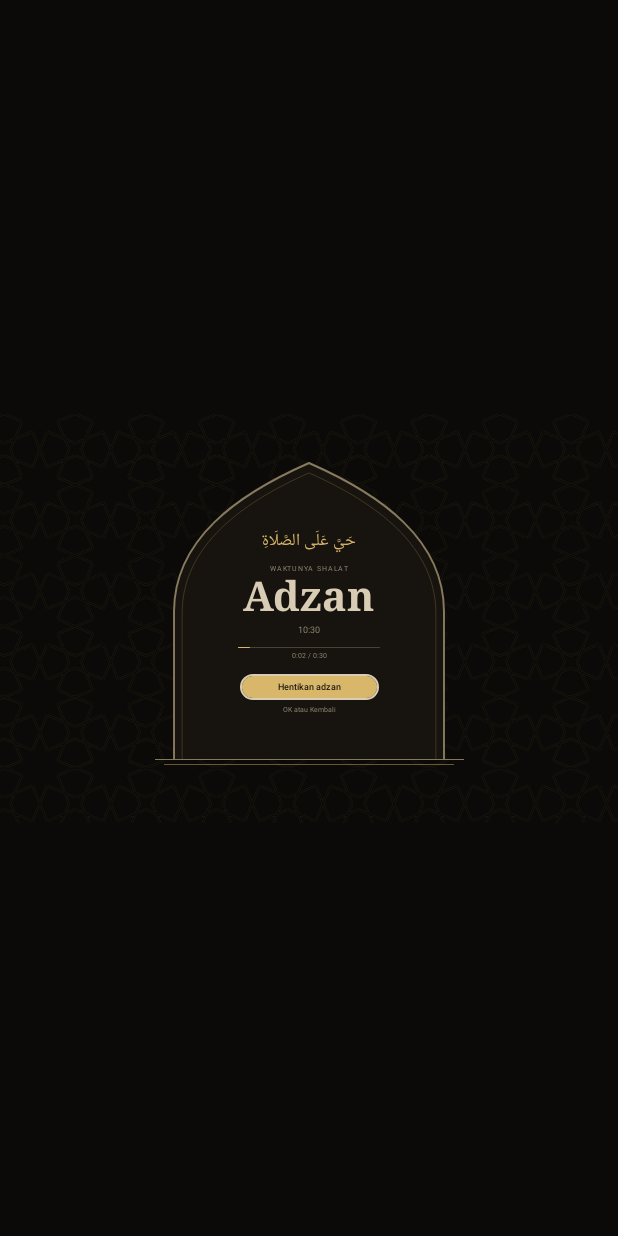
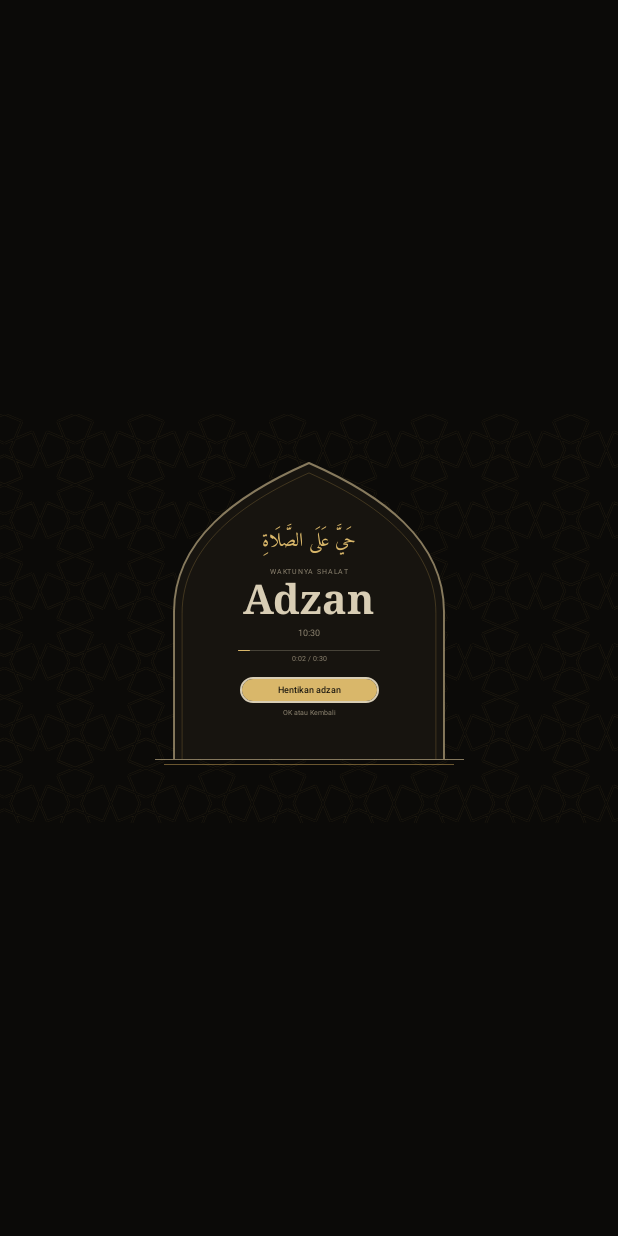
Before and after one commit to stoufam71/adhantv, an Android app built with Jetpack Compose: the AdhanActivity screen opened directly, with no data from a screen before it, on a phone screen of 412 x 824 dp. Run offline under Robolectric (Android 15) with nearby library versions, the phone set to English and light mode, and no system bars; network calls fail.

Commit message:
feat: Makkah adhan via fetch script, Amiri for Arabic text
- tools/fetch-adhan.sh downloads Afnon's "Athan Makkah" voice from
  abodehq/Athan-MP3 into res/raw/adhan_makkah.mp3; that repo has no
  licence, so the file is git-ignored, as in Afnon
- AdhanPlayer plays it when bundled, else the committed CC0 adhan
- Amiri (OFL, licence in licenses/) for the screensaver verse, the call
  and the Arabic prayer names, slightly larger with room for vowel marks
- README: credits and build steps

Verified on the TV: the adhan plays the 3:22 Makkah file; screenshots of
the call screen and screensaver with Amiri.

Co-Authored-By: Claude Opus 5.5 <noreply@anthropic.com>
Claude-Session: https://claude.ai/code/session_017unWgPhhUdeJojTeRQBa1S

```diff
--- a/app/src/main/java/id/adzantv/adhan/AdhanPlayer.kt
+++ b/app/src/main/java/id/adzantv/adhan/AdhanPlayer.kt
@@ -1,5 +1,6 @@
 package id.adzantv.adhan
 
+import android.annotation.SuppressLint
 import android.content.Context
 import android.media.AudioAttributes
 import android.media.AudioFocusRequest
@@ -25,7 +26,7 @@ class AdhanPlayer(private val ctx: Context, private val onDone: () -> Unit) {
     focus = AudioFocusRequest.Builder(AudioManager.AUDIOFOCUS_GAIN_TRANSIENT).setAudioAttributes(attrs).build()
     audio.requestAudioFocus(focus!!)
     player = try {
-      MediaPlayer.create(ctx, R.raw.adhan, attrs, audio.generateAudioSessionId())
+      MediaPlayer.create(ctx, voice(), attrs, audio.generateAudioSessionId())
     } catch (e: Exception) {
       Log.e("AdzanTV", "adhan audio failed", e)
       null
@@ -40,6 +41,14 @@ class AdhanPlayer(private val ctx: Context, private val onDone: () -> Unit) {
     p.start()
   }
 
+  /**
+   * The Makkah adhan when tools/fetch-adhan.sh has put it in res/raw (it is unlicensed, so never committed),
+   * else the bundled CC0 one. Looked up by name because the resource may not exist at build time.
+   */
+  @SuppressLint("DiscouragedApi")
+  private fun voice(): Int =
+    ctx.resources.getIdentifier("adhan_makkah", "raw", ctx.packageName).takeIf { it != 0 } ?: R.raw.adhan
+
   /** Milliseconds played and total, for the card's progress line; null without sound. Main thread. */
   fun progress(): Pair<Int, Int>? = player?.let { p -> runCatching { p.currentPosition to p.duration }.getOrNull() }
 
--- a/app/src/main/java/id/adzantv/dream/Screensaver.kt
+++ b/app/src/main/java/id/adzantv/dream/Screensaver.kt
@@ -36,6 +36,7 @@ import androidx.compose.ui.unit.sp
 import id.adzantv.time.Prayer
 import id.adzantv.time.PrayerClock
 import id.adzantv.time.PrayerTimes
+import id.adzantv.ui.Arabic
 import id.adzantv.ui.ArchInner
 import id.adzantv.ui.Display
 import id.adzantv.ui.Gold
@@ -97,7 +98,7 @@ fun Screensaver(data: ScreensaverData?) {
     // content centred in the arch body, nudged below the narrow crown
     Box(Modifier.offset(96.dp, 90.dp).size(680.dp, 870.dp).padding(top = 70.dp), contentAlignment = Alignment.Center) {
     Column(Modifier.width(560.dp), horizontalAlignment = Alignment.CenterHorizontally) {
-      Text(VERSE, color = Gold, fontSize = 34.sp, lineHeight = 1.5.em, fontFamily = Display, textAlign = TextAlign.Center)
+      Text(VERSE, color = Gold, fontSize = 38.sp, lineHeight = 1.7.em, fontFamily = Arabic, textAlign = TextAlign.Center)
       Text("QS An-Nisa: 103", color = Mist, fontSize = 20.sp, modifier = Modifier.padding(top = 8.dp))
       Box(Modifier.padding(vertical = 28.dp).width(120.dp).height(2.dp).background(GoldLine))
       when {
--- a/app/src/main/java/id/adzantv/ui/AdhanCard.kt
+++ b/app/src/main/java/id/adzantv/ui/AdhanCard.kt
@@ -87,10 +87,10 @@ fun AdhanCard(prayerLabel: String, at: LocalTime, city: String?, progress: () ->
       Box(Modifier.offset(510.dp, 994.dp).size(900.dp, 2.dp).background(ArchInner))
       Box(Modifier.offset(540.dp, 60.dp).size(840.dp, 920.dp).padding(top = 60.dp), contentAlignment = Alignment.Center) {
       Column(horizontalAlignment = Alignment.CenterHorizontally) {
-        Text("حَيَّ عَلَى الصَّلَاةِ", color = Gold, fontSize = 54.sp, lineHeight = 1.4.em, fontFamily = Display)
+        Text("حَيَّ عَلَى الصَّلَاةِ", color = Gold, fontSize = 60.sp, lineHeight = 1.6.em, fontFamily = Arabic)
         Text("WAKTUNYA SHALAT", color = Mist, fontSize = 22.sp, letterSpacing = 0.12.em, modifier = Modifier.padding(top = 24.dp))
         Text(prayerLabel, color = Ivory, fontSize = 128.sp, lineHeight = 1.1.em, fontFamily = Display, fontWeight = FontWeight.Bold)
-        ARABIC[prayerLabel]?.let { Text(it, color = Gold, fontSize = 40.sp, lineHeight = 1.4.em, fontFamily = Display) }
+        ARABIC[prayerLabel]?.let { Text(it, color = Gold, fontSize = 44.sp, lineHeight = 1.6.em, fontFamily = Arabic) }
         Text(
           at.format(DateTimeFormatter.ofPattern("HH:mm")) + (city?.let { "  ·  $it" } ?: ""),
           color = Mist,
--- a/app/src/main/java/id/adzantv/ui/Theme.kt
+++ b/app/src/main/java/id/adzantv/ui/Theme.kt
@@ -7,7 +7,9 @@ import androidx.compose.runtime.ReadOnlyComposable
 import androidx.compose.runtime.staticCompositionLocalOf
 import androidx.compose.ui.graphics.Color
 import androidx.compose.ui.graphics.lerp
+import androidx.compose.ui.text.font.Font
 import androidx.compose.ui.text.font.FontFamily
+import id.adzantv.R
 
 /**
  * A dark-room palette: a very dark ground and warm, dimmed text, never pure white.
@@ -63,6 +65,9 @@ val LineSoft: Color @Composable @ReadOnlyComposable get() = LocalPalette.current
 /** Afnon sets its display type in Marcellus; the system serif is the closest weight without shipping a font. */
 val Display = FontFamily.Serif
 
+/** Amiri, a classical Naskh with full vowel marks, for every Arabic line (OFL: licenses/Amiri-OFL.txt). */
+val Arabic = FontFamily(Font(R.font.amiri))
+
 /** Material3 defaults are a light purple theme, which makes the city search field unreadable on a dark ground. */
 val TvColors: ColorScheme
   @Composable @ReadOnlyComposable get() = darkColorScheme(
```
Also changed, not shown: app/src/main/res/font/amiri.ttf (added), 4 other files.
